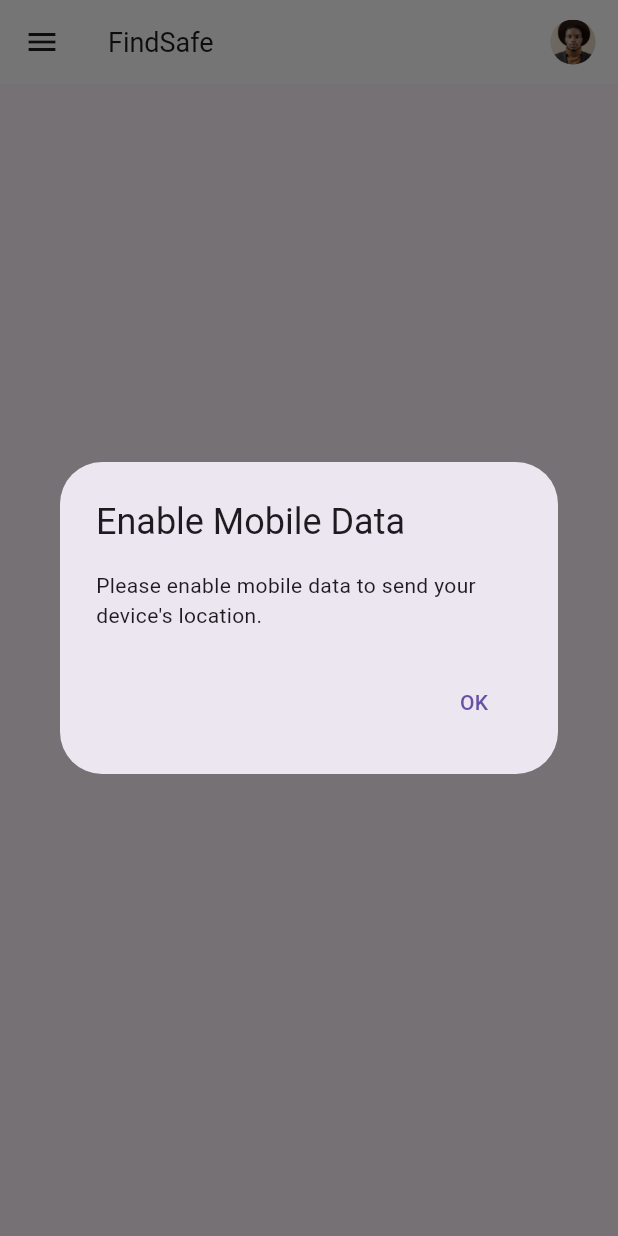
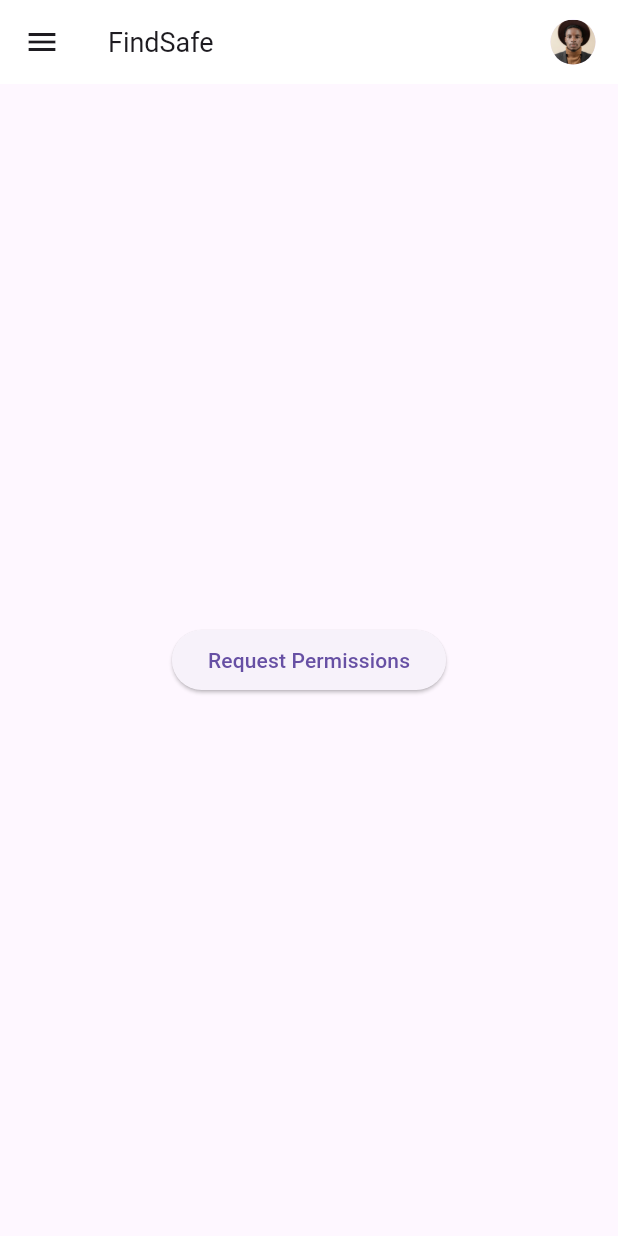
Before and after one commit to pious2847/FindSafe, a Flutter app: the HomeScreen screen opened directly, after a tap on "Request Permissions", on a phone screen of 412 x 824 dp. Run offline on Flutter 3.47's test engine with Material 3 defaults, Android fonts, the phone set to English and light mode, and no system bars; our stand-ins replace flutter_svg, permission_handler, shared_preferences; accounts and stored records are empty.

Commit message:
Changes to be committed: 	new file:   lib/new 	modified:   lib/screens/home.dart

```diff
--- a/lib/screens/home.dart
+++ b/lib/screens/home.dart
@@ -10,34 +10,7 @@ class HomeScreen extends StatefulWidget {
 }
 
 class _HomeScreenState extends State<HomeScreen> {
-  Future<void> requestPermissions() async {
-    // ignore: unused_local_variable
-    Map<Permission, PermissionStatus> statuses = await [
-      Permission.location,
-      Permission.storage,
-    ].request();
-  }
 
-  void promptEnableMobileData() {
-    showDialog(
-      context: context,
-      builder: (BuildContext context) {
-        return AlertDialog(
-          title: const Text("Enable Mobile Data"),
-          content:
-              const Text("Please enable mobile data to send your device's location."),
-          actions: <Widget>[
-            TextButton(
-              onPressed: () {
-                Navigator.of(context).pop();
-              },
-              child: const Text("OK"),
-            ),
-          ],
-        );
-      },
-    );
-  }
 
   @override
   Widget build(BuildContext context) {
@@ -46,13 +19,8 @@ class _HomeScreenState extends State<HomeScreen> {
       appBar: _AppBar(),
       body: Center(
         child: ElevatedButton(
-          onPressed: () async {
-            await requestPermissions();
-            // Check if location permission is granted before proceeding
-            if (await Permission.location.isGranted) {
-              // Prompt user to enable mobile data
-              promptEnableMobileData();
-            }
+          onPressed: ()  {
+
           },
           child: const Text("Request Permissions"),
         ),
@@ -60,6 +28,7 @@ class _HomeScreenState extends State<HomeScreen> {
     );
   }
 
+  // ignore: non_constant_identifier_names
   AppBar _AppBar() {
     return AppBar(
       title: const Text(
```
Also changed, not shown: 1 other file.
